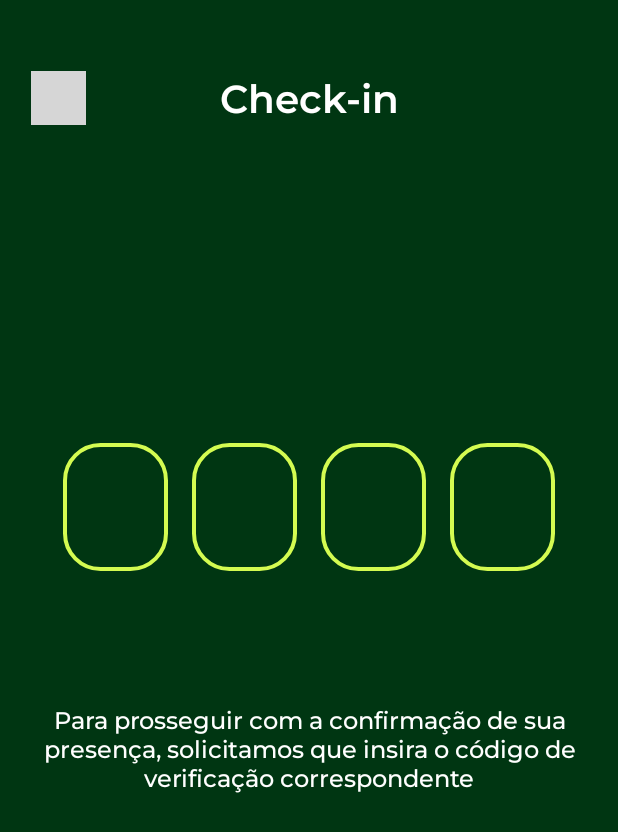
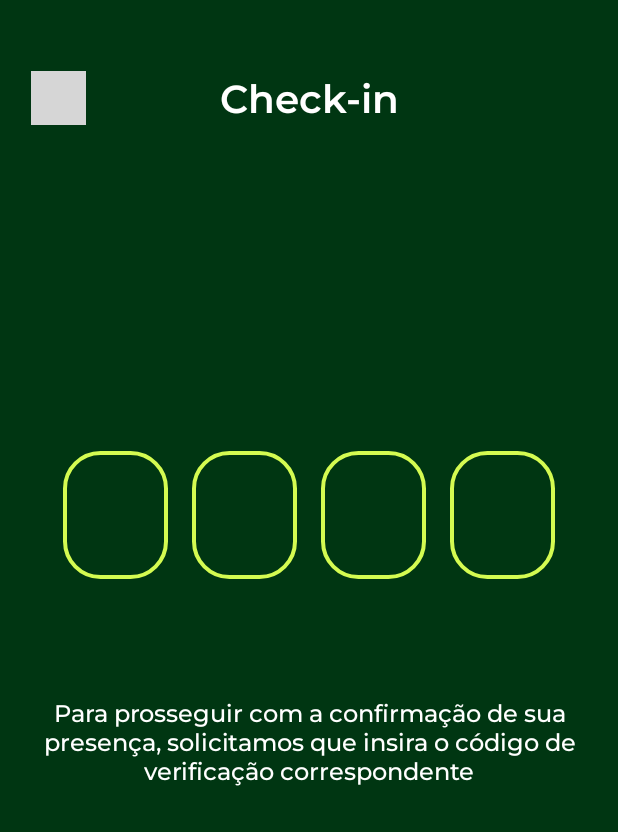
Before and after one commit to LorenaSouzaMoreiraa/INF311-Projeto09, an Android app built with Jetpack Compose: the @Preview function VerificationCodeScreenPreview, on a phone screen of 412 x 824 dp. Shown: the top 832 px of the screen. Run offline under Robolectric (Android 15) with nearby library versions, the phone set to English and light mode, and no system bars; libraries missing offline, so code that uses them is left out: com.jihan.lucide_icons; 2 statements that could not run were skipped; grey boxes are pictures that could not be loaded.

Commit message:
pequenos ajustes na tela de verificação

```diff
--- a/app/src/main/java/com/example/inf311_projeto09/ui/screens/VerificationCode.kt
+++ b/app/src/main/java/com/example/inf311_projeto09/ui/screens/VerificationCode.kt
@@ -73,8 +73,9 @@ fun VerificationCodeScreen(
 
         Column(
             horizontalAlignment = Alignment.CenterHorizontally,
+            verticalArrangement = Arrangement.Center,
             modifier = Modifier
-                .align(Alignment.Center)
+                .fillMaxSize()
                 .padding(horizontal = 24.dp)
         ) {
             Row(
@@ -133,7 +134,7 @@ fun VerificationCodeScreen(
                 }
             }
 
-            Spacer(modifier = Modifier.height(10.dp))
+            Spacer(modifier = Modifier.height(80.dp))
 
             Text(
                 text = "Para prosseguir com a confirmação de sua presença, solicitamos que insira o código de verificação correspondente",
@@ -144,7 +145,7 @@ fun VerificationCodeScreen(
                 textAlign = TextAlign.Center,
                 modifier = Modifier
                     .fillMaxWidth(1f)
-                    .padding(top = 80.dp)
+                    //.padding(top = 80.dp)
             )
         }
     }
```
